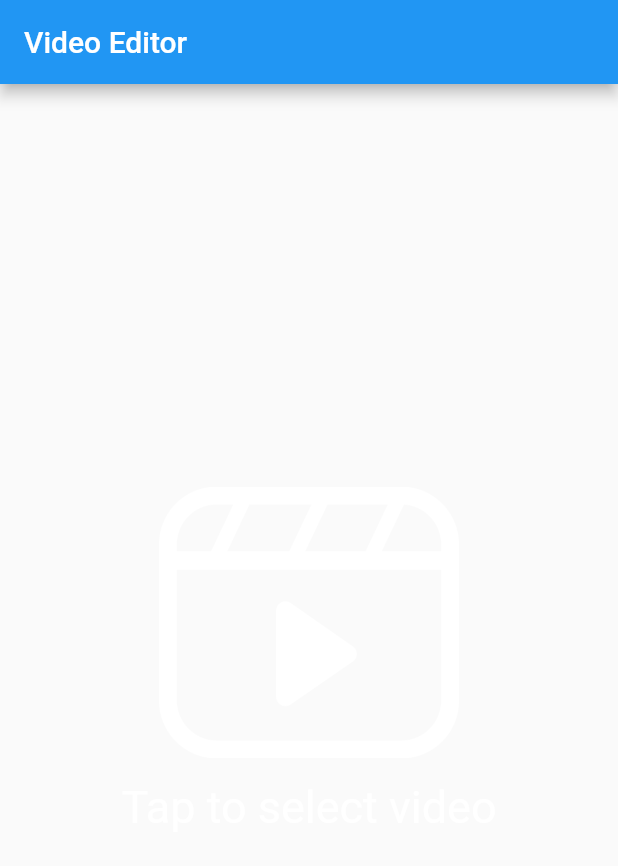
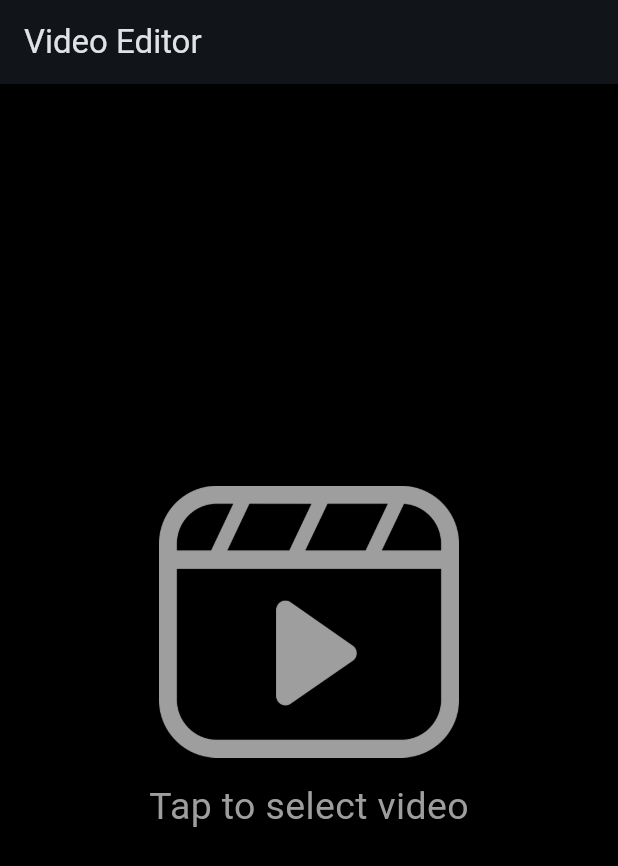
Before and after one commit to navroop005/Video-editor, a Flutter app: the screen it shows after launch, on a phone screen of 412 x 824 dp. Shown: the top 866 px of the screen. Run offline on Flutter 3.47's test engine with Material 2 defaults, Android fonts, the phone set to English and light mode, and no system bars; our stand-ins replace another_xlider, file_picker, gallery_saver, video_player, wakelock; missing offline and left inert: ffmpeg_kit_flutter_full_gpl.

Commit message:
Upgraded to material 3 and other updates

```diff
--- a/lib/full_screen_viewer.dart
+++ b/lib/full_screen_viewer.dart
@@ -19,7 +19,7 @@ class FullScreenView extends StatefulWidget {
         builder: (context) => FullScreenView(controller: controller),
         opaque: true,
         maintainState: true);
-    overlayState!.insert(overlayEntry);
+    overlayState.insert(overlayEntry);
   }
 
   @override
@@ -73,7 +73,6 @@ class _FullScreenViewState extends State<FullScreenView> {
                 setState(() {
                   netOffset += details.delta.dx / 10;
                 });
-                // debugPrint(netOffset.toString());
               },
               onHorizontalDragEnd: (details) {
                 changePosition();
--- a/lib/home.dart
+++ b/lib/home.dart
@@ -13,8 +13,10 @@ class Home extends StatelessWidget {
         if (result.files.single.path != null) {
           String path = result.files.single.path.toString();
           debugPrint(path);
+          if (context.mounted) {
             Navigator.pushNamed(context, '/editor',
                 arguments: {'path': path, 'name': result.files.single.name});
+          }
         }
       }
     } catch (e) {
@@ -28,30 +30,30 @@ class Home extends StatelessWidget {
       appBar: AppBar(
         title: const Text("Video Editor"),
       ),
-      body: RawMaterialButton(
-        child: Expanded(
-            child: Center(
+      body: InkWell(
+        child: SizedBox.expand(
           child: Column(
-          mainAxisSize: MainAxisSize.min,
+            mainAxisAlignment: MainAxisAlignment.center,
             children: [
               Image.asset(
                 'assets/video.png',
                 width: 200,
-              color: Colors.white,
+                color: Theme.of(context).primaryColorLight,
               ),
               const SizedBox(
                 height: 15,
               ),
-            const Text(
+              Text(
                 "Tap to select video",
                 style: TextStyle(
-                fontSize: 30,
-                color: Colors.white,
+                  color: Theme.of(context).primaryColorLight,
+                  fontSize: 25,
                 ),
               ),
             ],
-        ))),
-        onPressed: () => selectFile(context),
+          ),
+        ),
+        onTap: () => selectFile(context),
       ),
     );
   }
--- a/lib/main.dart
+++ b/lib/main.dart
@@ -17,11 +17,16 @@ class MyApp extends StatelessWidget {
         '/': (context) => const Home(),
         '/editor': (context) => const Editor(),
       },
-      themeMode: ThemeMode.system,
-      darkTheme: ThemeData.dark().copyWith(
+      themeMode: ThemeMode.dark,
+      darkTheme: ThemeData.dark(useMaterial3: true).copyWith(
         scaffoldBackgroundColor: Colors.black,
-        appBarTheme: AppBarTheme.of(context).copyWith(
-          backgroundColor: Colors.indigo[900],
+        colorScheme: ColorScheme.fromSeed(
+          seedColor: Colors.blue,
+          brightness: Brightness.dark,
+        ),
+        dialogTheme: const DialogTheme(
+          backgroundColor: Colors.black87,
+          actionsPadding: EdgeInsets.fromLTRB(20, 0, 20, 10),
         ),
       ),
     );
--- a/lib/trim_tab.dart
+++ b/lib/trim_tab.dart
@@ -26,7 +26,6 @@ class _TrimTabState extends State<TrimTab>
     return Column(
       children: [
         Expanded(
-          flex: 5,
           child: Center(
             child: Padding(
               padding: const EdgeInsets.symmetric(vertical: 10, horizontal: 10),
@@ -50,8 +49,9 @@ class _TrimTabState extends State<TrimTab>
             ),
           ),
         ),
-        Expanded(
-          flex: 2,
+        SizedBox(
+          width: double.infinity,
+          height: 220,
           child: Column(
             children: [
               VideoPlayerControlls(
--- a/lib/utils.dart
+++ b/lib/utils.dart
@@ -1,8 +1,8 @@
 class Utils {
-  static String formatTime(int millisec, bool splitSecs) {
+  static String formatTime(num millisec, bool splitSecs) {
     String s = "";
     if (millisec ~/ 3600000 > 0) {
-      s += "${millisec ~/ 3600000}";
+      s += "${millisec ~/ 3600000}:";
     }
     s +=
         "${((millisec % 3600000) ~/ 60000).toString().padLeft(2, '0')}:${((millisec % 60000) ~/ 1000).toString().padLeft(2, '0')}";
--- a/pubspec.yaml
+++ b/pubspec.yaml
@@ -35,8 +35,8 @@ dependencies:
   # Use with the CupertinoIcons class for iOS style icons.
   cupertino_icons: ^1.0.2
   video_player: ^2.2.7
-  file_picker: ^4.3.0
-  ffmpeg_kit_flutter_full_gpl: ^4.5.1
+  file_picker: ^5.2.5
+  ffmpeg_kit_flutter_full_gpl: ^5.1.0
   path_provider: ^2.0.8
   wakelock: ^0.6.1+2
   gallery_saver: ^2.3.2
```
Also changed, not shown: lib/crop_tab.dart (+23 -12 lines), lib/editor.dart (+13 -15 lines), lib/save_file.dart (+9 -12 lines), lib/trim_widget.dart (+4 -4 lines), lib/video_controls.dart (+36 -12 lines), pubspec.lock, 11 other files. Lines whose indentation alone changed are shown as unchanged.
